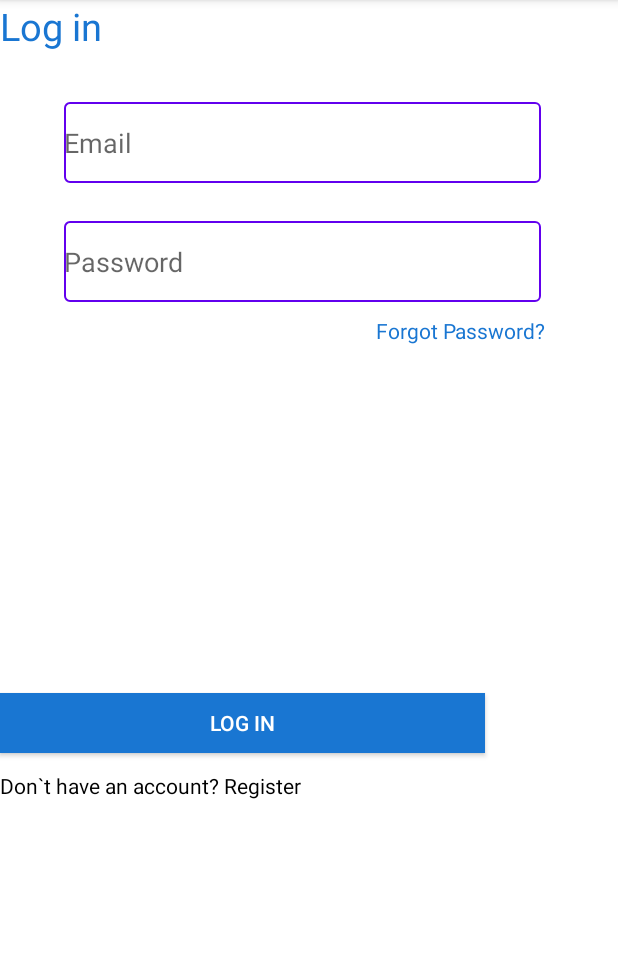
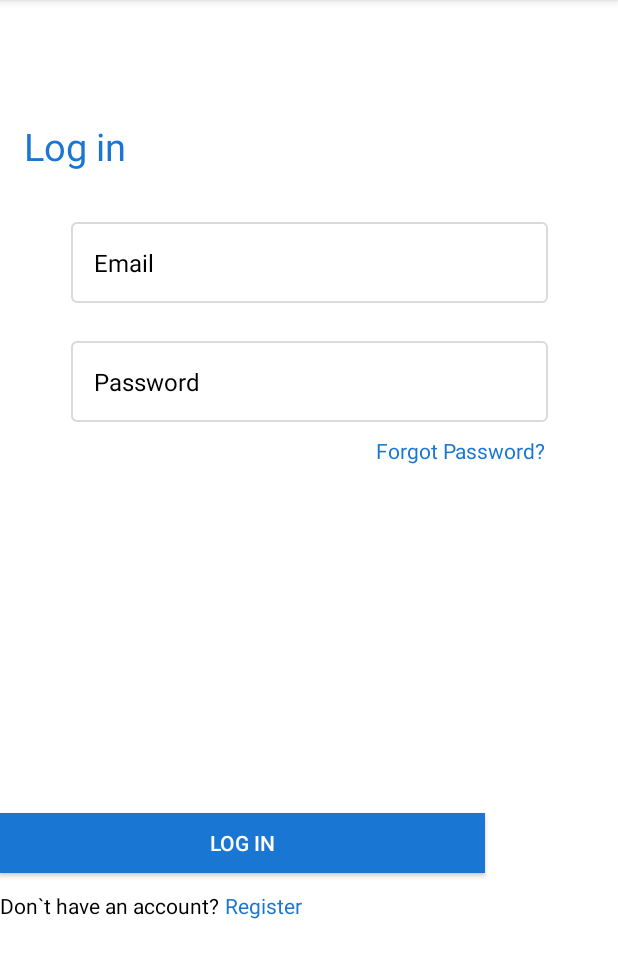
Before and after one commit to hafidmust/FundraiseyV2, an Android app: the SignInActivity screen opened directly, with no data from a screen before it, on a phone screen of 412 x 824 dp, the part 84-1062 px from its top. Run offline under Robolectric (Android 15) with nearby library versions, the phone set to English and light mode, and no system bars.

Commit message:
Fix layout

```diff
--- a/app/src/main/res/drawable/bg_input_text.xml
+++ b/app/src/main/res/drawable/bg_input_text.xml
@@ -5,7 +5,7 @@
         />
     <stroke
         android:width="1dp"
-        android:color="@color/purple"
+        android:color="@color/grey_border"
         />
     <corners
         android:radius="3dp"
--- a/app/src/main/res/layout/activity_sign_in.xml
+++ b/app/src/main/res/layout/activity_sign_in.xml
@@ -12,25 +12,32 @@
         android:id="@+id/log_in_header"
         android:layout_width="wrap_content"
         android:layout_height="wrap_content"
+        android:layout_marginStart="16dp"
+        android:layout_marginTop="80dp"
         android:text="@string/log_in"
         android:textColor="@color/blue"
         android:textSize="25sp"
+        app:layout_constraintLeft_toLeftOf="parent"
+        app:layout_constraintStart_toStartOf="parent"
+        app:layout_constraintTop_toTopOf="parent"
         tools:ignore="MissingConstraints"
-        tools:layout_editor_absoluteX="40dp"
-        tools:layout_editor_absoluteY="104dp" />
+
+        />
 
 <!--    email -->
     <EditText
         android:id="@+id/email"
         android:layout_width="318dp"
         android:layout_height="54dp"
-        android:layout_marginHorizontal="40dp"
+        android:layout_marginHorizontal="20dp"
         android:layout_marginTop="33dp"
         android:autofillHints="phone"
+        android:paddingLeft="15dp"
+        android:textColorHint="@color/black"
         android:background="@drawable/bg_input_text"
         android:hint="@string/email"
+        android:textSize="16sp"
         android:inputType="textEmailAddress"
-        app:layout_constraintHorizontal_bias="0.172"
         app:layout_constraintLeft_toLeftOf="parent"
         app:layout_constraintRight_toRightOf="parent"
         app:layout_constraintTop_toBottomOf="@+id/log_in_header"
@@ -41,13 +48,15 @@
         android:id="@+id/password"
         android:layout_width="318dp"
         android:layout_height="54dp"
-        android:layout_marginHorizontal="40dp"
+        android:layout_marginHorizontal="20dp"
         android:layout_marginTop="25dp"
+        android:paddingLeft="15dp"
+        android:textColorHint="@color/black"
         android:autofillHints="password"
+        android:textSize="16sp"
         android:background="@drawable/bg_input_text"
         android:hint="@string/password"
         android:inputType="textPassword"
-        app:layout_constraintHorizontal_bias="0.2"
         app:layout_constraintLeft_toLeftOf="parent"
         app:layout_constraintRight_toRightOf="parent"
         app:layout_constraintTop_toBottomOf="@+id/email"
@@ -108,5 +117,20 @@
         tools:layout_editor_absoluteX="110dp"
         tools:ignore="MissingConstraints" />
 
+    <TextView
+        android:id="@+id/register"
+        android:layout_width="wrap_content"
+        android:layout_height="wrap_content"
+        android:layout_marginTop="12dp"
+        android:layout_marginStart="4dp"
+        android:text="@string/register"
+        android:textColor="@color/blue"
+        android:textSize="14sp"
+        app:layout_constraintTop_toBottomOf="@id/button_sign_in"
+        app:layout_constraintLeft_toRightOf="@id/have_an_account"
+        tools:layout_editor_absoluteX="110dp"
+        tools:ignore="MissingConstraints" />
+
+
 
 </androidx.constraintlayout.widget.ConstraintLayout>
--- a/app/src/main/res/values/colors.xml
+++ b/app/src/main/res/values/colors.xml
@@ -11,6 +11,7 @@
 <!--    Log in -->
     <color name="blue">#1976D2</color>
     <color name="purple">#6200EE</color>
+    <color name="grey_border">#DADADA</color>
 
 
 </resources>
--- a/app/src/main/res/values/strings.xml
+++ b/app/src/main/res/values/strings.xml
@@ -9,7 +9,8 @@
     <string name="forgot_pass">Forgot Password?</string>
     <string name="other_meth">Other Method</string>
     <string name="Guest">As Guest</string>
-    <string name="dont">Don`t have an account? Register</string>
+    <string name="dont">Don`t have an account?</string>
+    <string name="register">Register</string>
 
 
 
```
